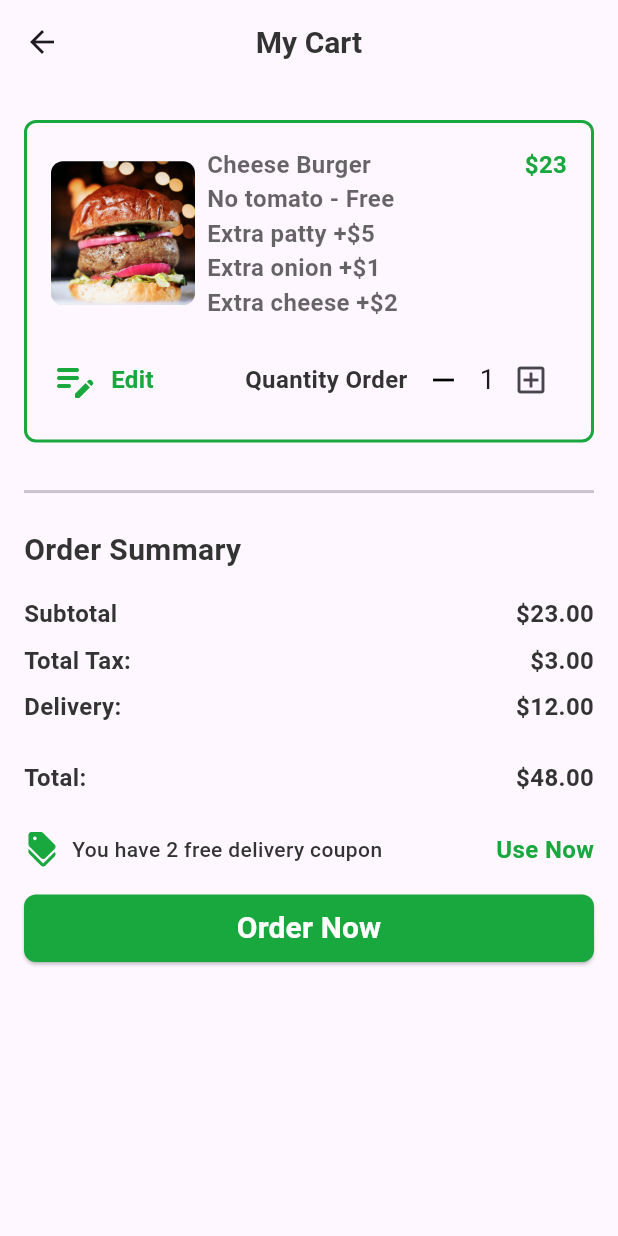
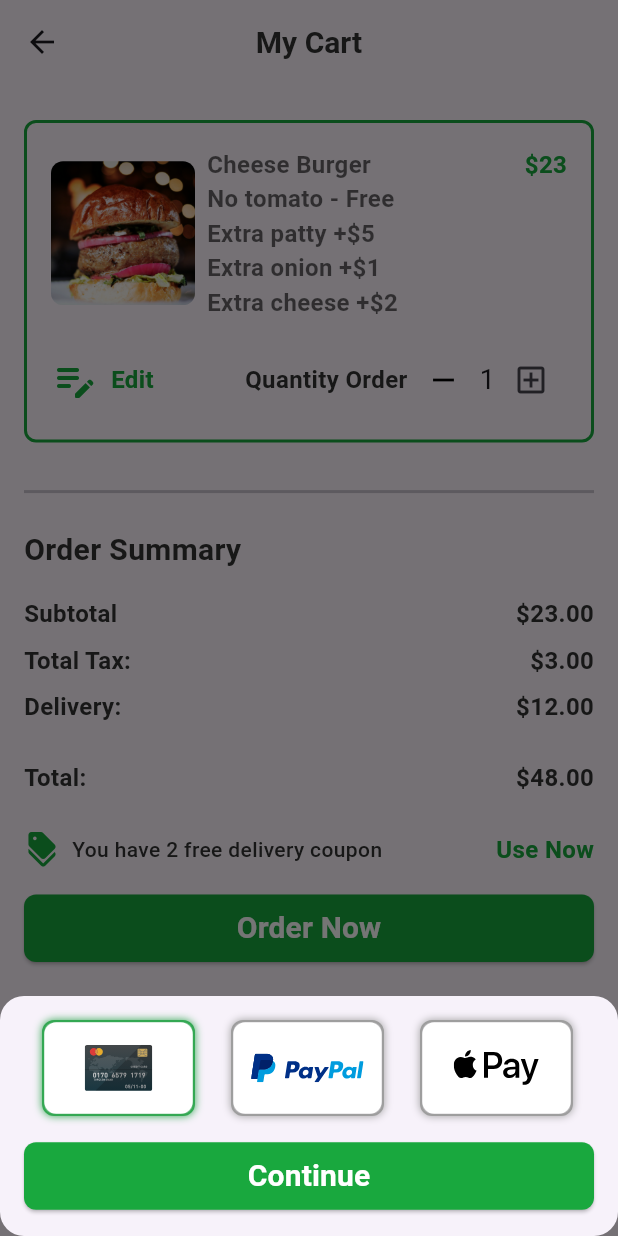
Before and after one commit to MahmoudYasserElbanna/MakanGes_Projcet, a Flutter app: the MyCartViewBody screen opened directly, after a tap on "Order Now", on a phone screen of 412 x 824 dp. Run offline on Flutter 3.47's test engine with Material 3 defaults, Android fonts, the phone set to English and light mode, and no system bars; our stand-ins replace dartz, dio, flutter_svg, font_awesome_flutter, go_router, google_nav_bar; missing offline and left inert: flutter_stripe.

Commit message:
finish my cart view and it's payment methods

```diff
--- a/lib/features/checkout/presentation/view/widgets/my_cart_view_body.dart
+++ b/lib/features/checkout/presentation/view/widgets/my_cart_view_body.dart
@@ -5,6 +5,7 @@ import 'package:makanges_app/core/widgets/custom_elevated_button.dart';
 import 'package:makanges_app/features/checkout/presentation/view/widgets/cart_item.dart';
 import 'package:makanges_app/features/checkout/presentation/view/widgets/order_coupon.dart';
 import 'package:makanges_app/features/checkout/presentation/view/widgets/order_summary_body.dart';
+import 'package:makanges_app/features/checkout/presentation/view/widgets/payment_methodes_bottom_sheet.dart';
 
 class MyCartViewBody extends StatefulWidget {
   const MyCartViewBody({super.key});
@@ -56,7 +57,20 @@ class _MyCartViewBodyState extends State<MyCartViewBody> {
               SizedBox(height: MediaQuery.of(context).size.height * 0.03),
               const OrderCoupon(),
               SizedBox(height: MediaQuery.of(context).size.height * 0.02),
-              CustomElevatedButton(label: 'Order Now', onPressed: () {})
+              CustomElevatedButton(
+                  label: 'Order Now',
+                  onPressed: () {
+                    showModalBottomSheet(
+                      shape: RoundedRectangleBorder(
+                        borderRadius: BorderRadius.circular(16),
+                      ),
+                      useSafeArea: true,
+                      context: context,
+                      builder: (BuildContext context) {
+                        return const PaymentMethodBottomSheet();
+                      },
+                    );
+                  })
             ],
           ),
         ),
--- /dev/null
+++ b/lib/features/checkout/presentation/view/widgets/payment_method_item.dart
@@ -0,0 +1,52 @@
+import 'package:flutter/material.dart';
+import 'package:flutter_svg/svg.dart';
+
+class PaymentMethodItem extends StatelessWidget {
+  const PaymentMethodItem({
+    super.key,
+    required this.image,
+    this.isActive = false,
+  });
+  final bool isActive;
+  final String image;
+  @override
+  Widget build(BuildContext context) {
+    return Padding(
+      padding: const EdgeInsets.symmetric(horizontal: 12),
+      child: AnimatedContainer(
+        duration: const Duration(milliseconds: 300),
+        width: 102,
+        height: 64,
+        decoration: ShapeDecoration(
+          shape: RoundedRectangleBorder(
+            side: BorderSide(
+                width: 1.50,
+                color: isActive ? const Color(0xFF34A853) : Colors.grey),
+            borderRadius: BorderRadius.circular(8),
+          ),
+          shadows: [
+            BoxShadow(
+              color: isActive ? const Color(0xFF34A853) : Colors.grey,
+              blurRadius: 4,
+            )
+          ],
+        ),
+        child: Container(
+          decoration: ShapeDecoration(
+            color: Colors.white,
+            shape: RoundedRectangleBorder(
+              side: const BorderSide(width: 1.50, color: Colors.white),
+              borderRadius: BorderRadius.circular(8),
+            ),
+          ),
+          child: Center(
+            child: SvgPicture.asset(
+              image,
+              fit: BoxFit.scaleDown,
+            ),
+          ),
+        ),
+      ),
+    );
+  }
+}
--- /dev/null
+++ b/lib/features/checkout/presentation/view/widgets/payment_method_list_view.dart
@@ -0,0 +1,41 @@
+import 'package:flutter/material.dart';
+import 'package:makanges_app/features/checkout/presentation/view/widgets/payment_method_item.dart';
+
+class PaymentMethodListView extends StatefulWidget {
+  const PaymentMethodListView({super.key});
+
+  @override
+  State<PaymentMethodListView> createState() => _PaymentMethodListViewState();
+}
+
+class _PaymentMethodListViewState extends State<PaymentMethodListView> {
+  final List<String> paymentMethodsImages = const [
+    'assets/images/cardPayment.svg',
+    'assets/images/paypalPayment.svg',
+    'assets/images/applePayment.svg',
+  ];
+  int activeIndex = 0;
+  @override
+  Widget build(BuildContext context) {
+    return SizedBox(
+      height: 64,
+      child: ListView.builder(
+        itemCount: paymentMethodsImages.length,
+        scrollDirection: Axis.horizontal,
+        physics: const BouncingScrollPhysics(),
+        itemBuilder: (context, index) {
+          return GestureDetector(
+            onTap: () {
+              activeIndex = index;
+              setState(() {});
+            },
+            child: PaymentMethodItem(
+              isActive: activeIndex == index,
+              image: paymentMethodsImages[index],
+            ),
+          );
+        },
+      ),
+    );
+  }
+}
--- /dev/null
+++ b/lib/features/checkout/presentation/view/widgets/payment_methodes_bottom_sheet.dart
@@ -0,0 +1,27 @@
+import 'package:flutter/material.dart';
+import 'package:makanges_app/core/widgets/custom_elevated_button.dart';
+import 'package:makanges_app/features/checkout/presentation/view/widgets/payment_method_list_view.dart';
+
+class PaymentMethodBottomSheet extends StatelessWidget {
+  const PaymentMethodBottomSheet({
+    super.key,
+  });
+
+  @override
+  Widget build(BuildContext context) {
+    return Padding(
+      padding: const EdgeInsets.all(16.0),
+      child: Column(
+        mainAxisSize: MainAxisSize.min,
+        children: [
+          const PaymentMethodListView(),
+          const SizedBox(height: 16),
+          CustomElevatedButton(
+            label: 'Continue',
+            onPressed: () {},
+          )
+        ],
+      ),
+    );
+  }
+}
```
Also changed, not shown: assets/images/applePayment.svg (added), assets/images/cardPayment.svg (added), assets/images/paypalPayment.svg (added).
